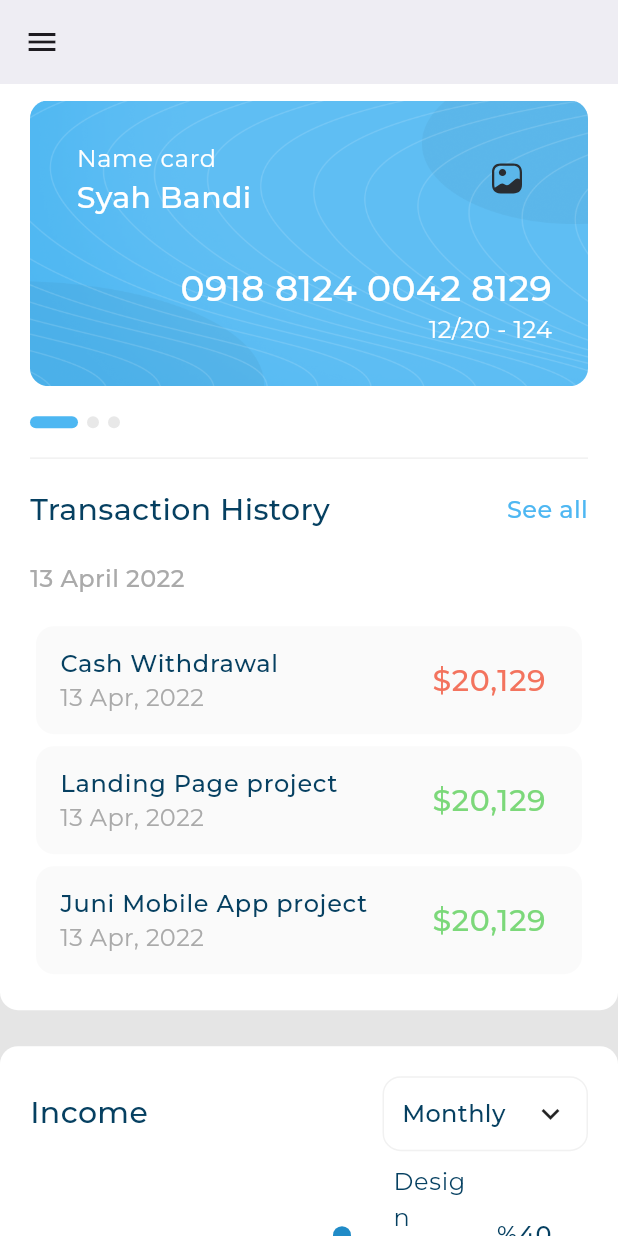
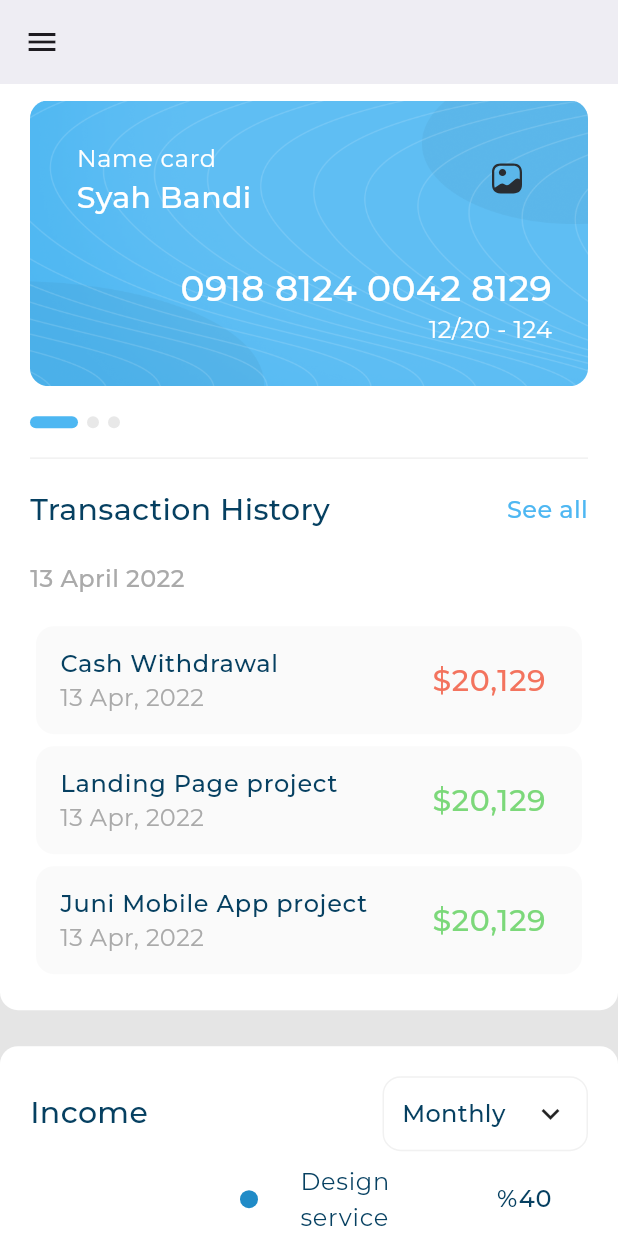
Before and after one commit to mohamed-tamerrr/Responsive-Dash-Board, a Flutter app: the screen it shows after launch, scrolled down 1152 dp, on a phone screen of 412 x 824 dp. Run offline on Flutter 3.47's test engine with Material 3 defaults, Android fonts, the phone set to English and light mode, and no system bars; drawn by our look-alikes of expandable_page_view; our stand-ins replace fl_chart, flutter_svg; project files that could hold a hidden picture were left out.

Commit message:
simple refactor

```diff
--- a/lib/widgets/income_section.dart
+++ b/lib/widgets/income_section.dart
@@ -1,8 +1,11 @@
+import 'dart:developer';
+
 import 'package:fl_chart/fl_chart.dart';
 import 'package:flutter/material.dart';
 import 'package:responsive_dash_board/utils/app_style.dart';
 import 'package:responsive_dash_board/widgets/custom_background.dart';
 import 'package:responsive_dash_board/widgets/income_details.dart';
+import 'package:responsive_dash_board/widgets/inome_section_body.dart';
 import 'package:responsive_dash_board/widgets/latest_transactions.dart';
 import 'package:responsive_dash_board/widgets/my_card.dart';
 import 'package:responsive_dash_board/widgets/range_options.dart';
@@ -17,13 +20,7 @@ class IncomeSection extends StatelessWidget {
       child: Column(
         children: [
           IncomeSectionHeader(),
-          Row(
-            crossAxisAlignment: CrossAxisAlignment.center,
-            children: [
-              Expanded(child: IncomeChart()),
-              Expanded(child: IncomeDetails()),
-            ],
-          ),
+          IncomeSectionBody(),
         ],
       ),
     );
--- /dev/null
+++ b/lib/widgets/inome_section_body.dart
@@ -0,0 +1,21 @@
+import 'package:flutter/material.dart';
+import 'package:responsive_dash_board/widgets/income_details.dart';
+import 'package:responsive_dash_board/widgets/income_section.dart';
+
+class IncomeSectionBody extends StatelessWidget {
+  const IncomeSectionBody({super.key});
+
+  @override
+  Widget build(BuildContext context) {
+    double width = MediaQuery.sizeOf(context).width;
+    return width <= 1746.0 && width >= 1200
+        ? SizedBox()
+        : Row(
+            crossAxisAlignment: CrossAxisAlignment.center,
+            children: [
+              Expanded(child: IncomeChart()),
+              Expanded(flex: 2, child: IncomeDetails()),
+            ],
+          );
+  }
+}
```
